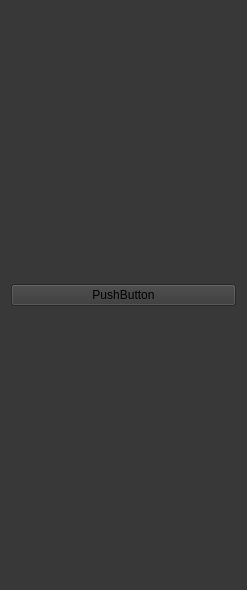
Old version of the form dev/src/GameStudio/form_inspector.ui in the repository lythm/ld3d.
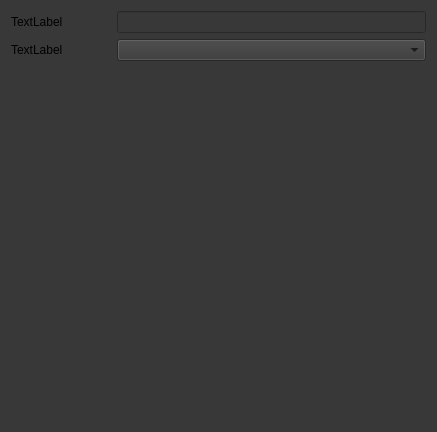
New version of the form.

```diff
--- a/dev/src/GameStudio/form_inspector.ui
+++ b/dev/src/GameStudio/form_inspector.ui
@@ -6,8 +6,8 @@
    <rect>
     <x>0</x>
     <y>0</y>
-    <width>247</width>
-    <height>590</height>
+    <width>437</width>
+    <height>432</height>
    </rect>
   </property>
   <property name="windowTitle">
@@ -19,11 +19,40 @@
 	 background-color: rgb(56, 56, 56);
 }</string>
   </property>
-  <layout class="QGridLayout" name="gridLayout">
+  <layout class="QFormLayout" name="formLayout">
+   <property name="fieldGrowthPolicy">
+    <enum>QFormLayout::ExpandingFieldsGrow</enum>
+   </property>
    <item row="0" column="0">
-    <widget class="QPushButton" name="pushButton">
+    <widget class="QLabel" name="label">
+     <property name="minimumSize">
+      <size>
+       <width>100</width>
+       <height>0</height>
+      </size>
+     </property>
      <property name="text">
-      <string>PushButton</string>
+      <string>TextLabel</string>
+     </property>
+    </widget>
+   </item>
+   <item row="1" column="0">
+    <widget class="QLabel" name="label_3">
+     <property name="text">
+      <string>TextLabel</string>
+     </property>
+    </widget>
+   </item>
+   <item row="0" column="1">
+    <widget class="QLineEdit" name="lineEdit"/>
+   </item>
+   <item row="1" column="1">
+    <widget class="QComboBox" name="comboBox">
+     <property name="sizePolicy">
+      <sizepolicy hsizetype="Expanding" vsizetype="Fixed">
+       <horstretch>0</horstretch>
+       <verstretch>0</verstretch>
+      </sizepolicy>
      </property>
     </widget>
    </item>
```
